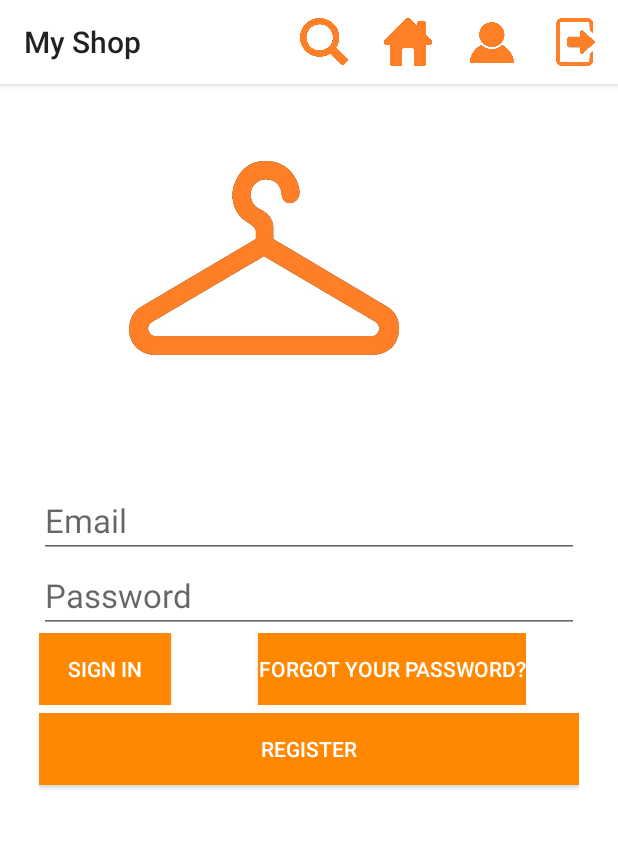
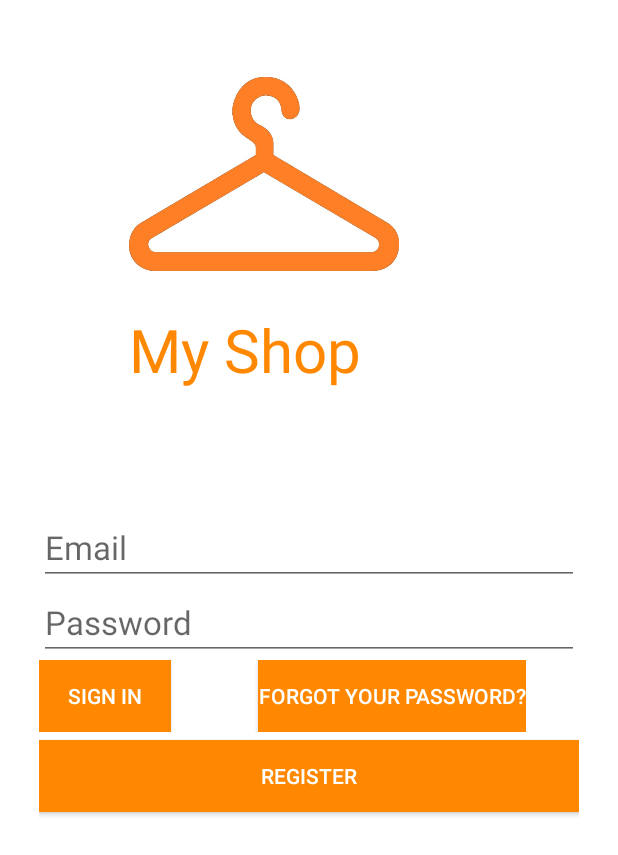
Before and after one commit to yaniv51/AndroidFInalProject, an Android app: the fragment SignInFragment placed in its activity, on a phone screen of 412 x 824 dp. Shown: the top 855 px of the screen. Run offline under Robolectric (Android 15) with nearby library versions, the phone set to English and light mode, and no system bars; our stand-ins replace Firebase (no records; nobody signed in at launch, a user with empty details on screens opened directly); libraries missing offline, so code that uses them is left out: com.firebase.client; 2 statements that could not run were skipped.

Commit message:
hide action bar in sign in screen

```diff
--- a/app/src/main/java/com/talkramer/finalproject/fragments/GridViewFragment.java
+++ b/app/src/main/java/com/talkramer/finalproject/fragments/GridViewFragment.java
@@ -17,6 +17,7 @@ import android.widget.ProgressBar;
 import android.widget.TextView;
 
 import com.talkramer.finalproject.R;
+import com.talkramer.finalproject.activities.MainActivity;
 import com.talkramer.finalproject.model.Domain.Product;
 import com.talkramer.finalproject.model.Model;
 import com.talkramer.finalproject.model.Utils.Helper;
@@ -65,6 +66,7 @@ public class GridViewFragment extends Fragment {
     @Override
     public View onCreateView(LayoutInflater inflater, ViewGroup container,
                              Bundle savedInstanceState) {
+        ((MainActivity) getActivity()).getSupportActionBar().show();
         Log.d("TAG", "Create grid view");
         // Inflate the layout for this fragment
         view = inflater.inflate(R.layout.fragment_grid_view, container, false);
--- a/app/src/main/java/com/talkramer/finalproject/fragments/SignInFragment.java
+++ b/app/src/main/java/com/talkramer/finalproject/fragments/SignInFragment.java
@@ -14,6 +14,7 @@ import android.widget.EditText;
 import android.widget.ProgressBar;
 
 import com.talkramer.finalproject.R;
+import com.talkramer.finalproject.activities.MainActivity;
 import com.talkramer.finalproject.dialogs.ForgotPasswordDialog;
 import com.talkramer.finalproject.model.Model;
 import com.talkramer.finalproject.model.Utils.Helper;
@@ -33,6 +34,8 @@ public class SignInFragment extends Fragment {
     public View onCreateView(LayoutInflater inflater, ViewGroup container,
                              Bundle savedInstanceState) {
         // Inflate the layout for this fragment
+        ((MainActivity) getActivity()).getSupportActionBar().hide();
+
         view = inflater.inflate(R.layout.fragment_sign_in, container, false);
 
         signInButton = (Button) view.findViewById(R.id.signInButton_signIn_fragment);
--- a/app/src/main/res/layout/fragment_profile.xml
+++ b/app/src/main/res/layout/fragment_profile.xml
@@ -4,7 +4,7 @@
     android:layout_width="match_parent"
     android:layout_height="match_parent"
     android:weightSum="4"
-    android:paddingTop="45dp">
+    android:paddingTop="60dp">
 
     <LinearLayout
         android:orientation="vertical"
--- a/app/src/main/res/layout/fragment_sign_in.xml
+++ b/app/src/main/res/layout/fragment_sign_in.xml
@@ -20,12 +20,20 @@
             android:layout_marginLeft="60dp"
             android:id="@+id/image_signIn_fragment"/>
 
+        <TextView
+            android:textAppearance="?android:attr/textAppearanceLarge"
+            android:text="My Shop"
+            android:layout_marginLeft="60dp"
+            android:layout_width="wrap_content"
+            android:layout_height="wrap_content"
+            android:textSize="40dp"/>
+
         <EditText
             android:textAppearance="?android:attr/textAppearanceLarge"
             android:layout_width="fill_parent"
             android:layout_height="wrap_content"
             android:inputType="textEmailAddress"
-            android:layout_marginTop="60dp"
+            android:layout_marginTop="80dp"
             android:id="@+id/email_signIn_fragment"/>
 
         <EditText
```
